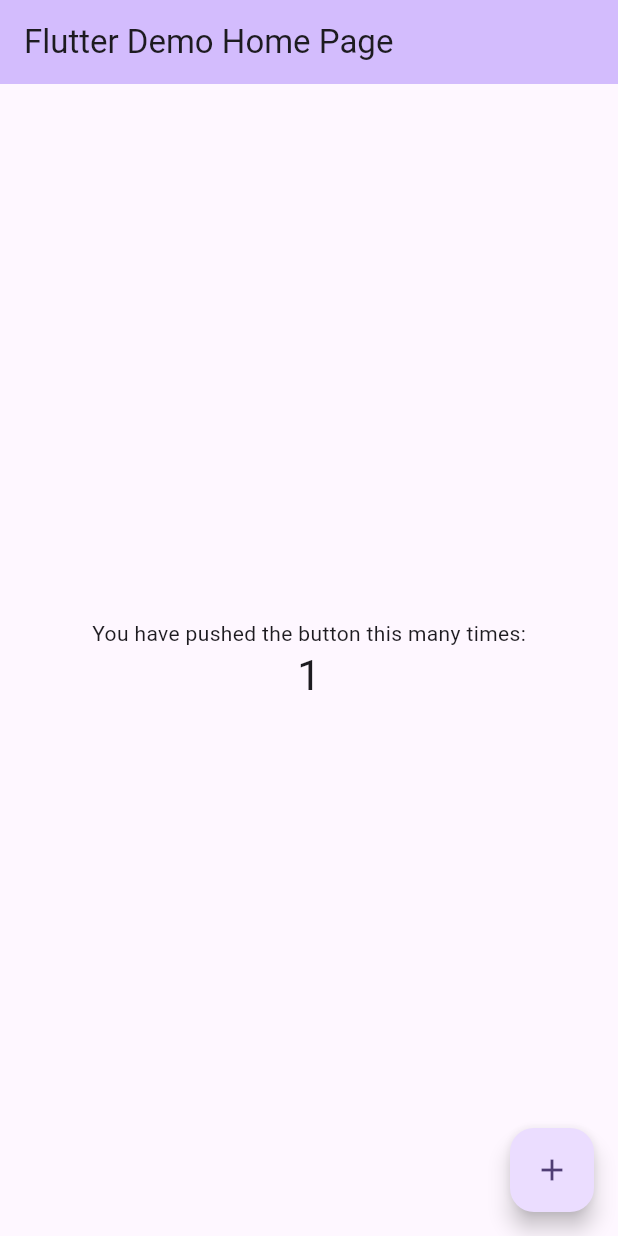
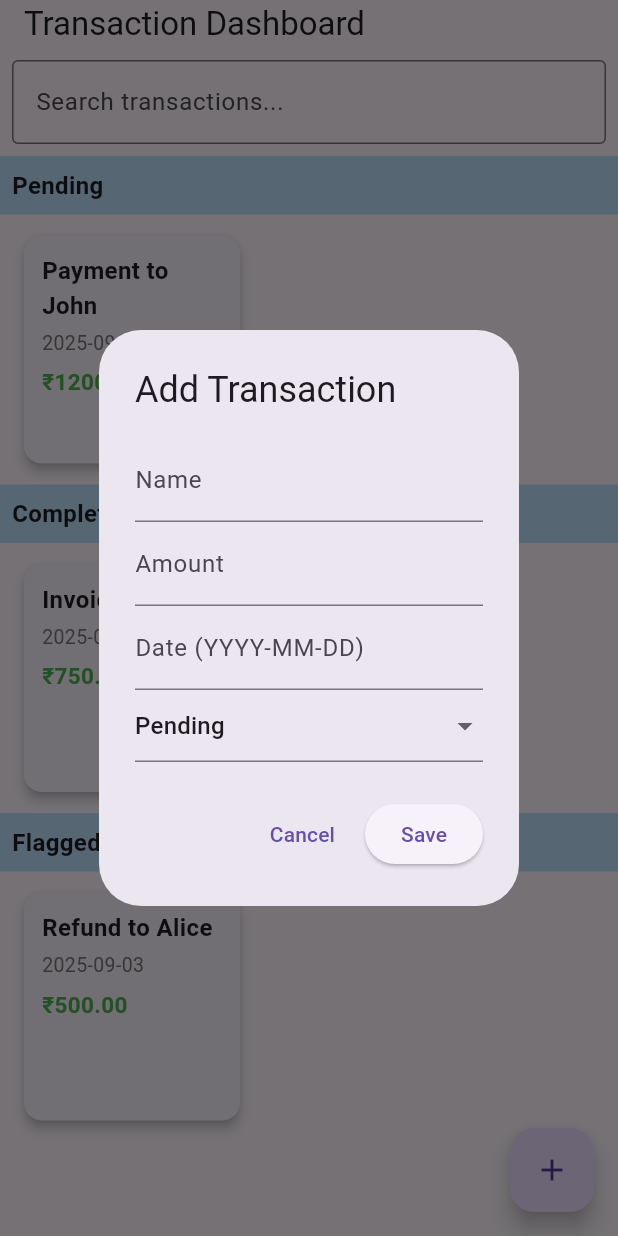
Before and after one commit to samjoshua7/transaction-dashboard-flutter, a Flutter app: the screen it shows after launch, after a tap on the "add" icon, on a phone screen of 412 x 824 dp. Run offline on Flutter 3.47's test engine with Material 3 defaults, Android fonts, the phone set to English and light mode, and no system bars; our stand-ins replace shared_preferences.

Commit message:
Initial commint

```diff
--- /dev/null
+++ b/transaction_dashboard/devtools_options.yaml
@@ -0,0 +1,3 @@
+description: This file stores settings for Dart & Flutter DevTools.
+documentation: https://docs.flutter.dev/tools/devtools/extensions#configure-extension-enablement-states
+extensions:
--- a/transaction_dashboard/lib/main.dart
+++ b/transaction_dashboard/lib/main.dart
@@ -1,122 +1,54 @@
 import 'package:flutter/material.dart';
+import 'screens/home_page.dart';
 
 void main() {
   runApp(const MyApp());
 }
 
-class MyApp extends StatelessWidget {
+class MyApp extends StatefulWidget {
   const MyApp({super.key});
 
-  // This widget is the root of your application.
+  @override
+  State<MyApp> createState() => _MyAppState();
+}
+
+class _MyAppState extends State<MyApp> {
+  bool isDark = false;
+
+  void toggleTheme() {
+    setState(() => isDark = !isDark);
+  }
+
   @override
   Widget build(BuildContext context) {
     return MaterialApp(
-      title: 'Flutter Demo',
-      theme: ThemeData(
-        // This is the theme of your application.
-        //
-        // TRY THIS: Try running your application with "flutter run". You'll see
-        // the application has a purple toolbar. Then, without quitting the app,
-        // try changing the seedColor in the colorScheme below to Colors.green
-        // and then invoke "hot reload" (save your changes or press the "hot
-        // reload" button in a Flutter-supported IDE, or press "r" if you used
-        // the command line to start the app).
-        //
-        // Notice that the counter didn't reset back to zero; the application
-        // state is not lost during the reload. To reset the state, use hot
-        // restart instead.
-        //
-        // This works for code too, not just values: Most code changes can be
-        // tested with just a hot reload.
-        colorScheme: ColorScheme.fromSeed(seedColor: Colors.deepPurple),
+      title: 'Transaction Dashboard',
+      theme: isDark ? ThemeData.dark() : ThemeData.light(),
+      home: Builder(
+        builder: (context) {
+          return InheritedThemeToggle(
+            toggleTheme: toggleTheme,
+            child: const HomePage(),
+          );
+        },
       ),
-      home: const MyHomePage(title: 'Flutter Demo Home Page'),
     );
   }
 }
 
-class MyHomePage extends StatefulWidget {
-  const MyHomePage({super.key, required this.title});
+class InheritedThemeToggle extends InheritedWidget {
+  final Function toggleTheme;
 
-  // This widget is the home page of your application. It is stateful, meaning
-  // that it has a State object (defined below) that contains fields that affect
-  // how it looks.
+  const InheritedThemeToggle(
+      {super.key, required this.toggleTheme, required Widget child})
+      : super(child: child);
 
-  // This class is the configuration for the state. It holds the values (in this
-  // case the title) provided by the parent (in this case the App widget) and
-  // used by the build method of the State. Fields in a Widget subclass are
-  // always marked "final".
+  static InheritedThemeToggle? of(BuildContext context) {
+    return context.dependOnInheritedWidgetOfExactType<InheritedThemeToggle>();
+  }
 
-  final String title;
+  void changeTheme() => toggleTheme();
 
   @override
-  State<MyHomePage> createState() => _MyHomePageState();
+  bool updateShouldNotify(covariant InheritedThemeToggle oldWidget) => true;
 }
-
-class _MyHomePageState extends State<MyHomePage> {
-  int _counter = 0;
-
-  void _incrementCounter() {
-    setState(() {
-      // This call to setState tells the Flutter framework that something has
-      // changed in this State, which causes it to rerun the build method below
-      // so that the display can reflect the updated values. If we changed
-      // _counter without calling setState(), then the build method would not be
-      // called again, and so nothing would appear to happen.
-      _counter++;
-    });
-  }
-
-  @override
-  Widget build(BuildContext context) {
-    // This method is rerun every time setState is called, for instance as done
-    // by the _incrementCounter method above.
-    //
-    // The Flutter framework has been optimized to make rerunning build methods
-    // fast, so that you can just rebuild anything that needs updating rather
-    // than having to individually change instances of widgets.
-    return Scaffold(
-      appBar: AppBar(
-        // TRY THIS: Try changing the color here to a specific color (to
-        // Colors.amber, perhaps?) and trigger a hot reload to see the AppBar
-        // change color while the other colors stay the same.
-        backgroundColor: Theme.of(context).colorScheme.inversePrimary,
-        // Here we take the value from the MyHomePage object that was created by
-        // the App.build method, and use it to set our appbar title.
-        title: Text(widget.title),
-      ),
-      body: Center(
-        // Center is a layout widget. It takes a single child and positions it
-        // in the middle of the parent.
-        child: Column(
-          // Column is also a layout widget. It takes a list of children and
-          // arranges them vertically. By default, it sizes itself to fit its
-          // children horizontally, and tries to be as tall as its parent.
-          //
-          // Column has various properties to control how it sizes itself and
-          // how it positions its children. Here we use mainAxisAlignment to
-          // center the children vertically; the main axis here is the vertical
-          // axis because Columns are vertical (the cross axis would be
-          // horizontal).
-          //
-          // TRY THIS: Invoke "debug painting" (choose the "Toggle Debug Paint"
-          // action in the IDE, or press "p" in the console), to see the
-          // wireframe for each widget.
-          mainAxisAlignment: MainAxisAlignment.center,
-          children: <Widget>[
-            const Text('You have pushed the button this many times:'),
-            Text(
-              '$_counter',
-              style: Theme.of(context).textTheme.headlineMedium,
-            ),
-          ],
-        ),
-      ),
-      floatingActionButton: FloatingActionButton(
-        onPressed: _incrementCounter,
-        tooltip: 'Increment',
-        child: const Icon(Icons.add),
-      ), // This trailing comma makes auto-formatting nicer for build methods.
-    );
-  }
-}
--- /dev/null
+++ b/transaction_dashboard/lib/models/transaction.dart
@@ -0,0 +1,33 @@
+class TransactionModel {
+  String id;
+  String name;
+  double amount;
+  String date;
+  String status; // pending, completed, flagged
+
+  TransactionModel({
+    required this.id,
+    required this.name,
+    required this.amount,
+    required this.date,
+    required this.status,
+  });
+
+  factory TransactionModel.fromJson(Map<String, dynamic> json) {
+    return TransactionModel(
+      id: json['id'],
+      name: json['name'],
+      amount: json['amount'],
+      date: json['date'],
+      status: json['status'],
+    );
+  }
+
+  Map<String, dynamic> toJson() => {
+        'id': id,
+        'name': name,
+        'amount': amount,
+        'date': date,
+        'status': status,
+      };
+}
--- /dev/null
+++ b/transaction_dashboard/lib/screens/home_page.dart
@@ -0,0 +1,317 @@
+import 'dart:convert';
+import 'package:flutter/material.dart';
+import 'package:shared_preferences/shared_preferences.dart';
+import '../models/transaction.dart';
+import '../widgets/transaction_card.dart';
+
+class HomePage extends StatefulWidget {
+  const HomePage({super.key});
+
+  @override
+  State<HomePage> createState() => _HomePageState();
+}
+
+class _HomePageState extends State<HomePage> {
+  List<TransactionModel> transactions = [];
+  String searchQuery = "";
+
+  @override
+  void initState() {
+    super.initState();
+    _loadData();
+  }
+
+  Future<void> _loadData() async {
+    final prefs = await SharedPreferences.getInstance();
+    final savedData = prefs.getString('transactions');
+
+    if (savedData != null) {
+      List list = jsonDecode(savedData);
+      setState(() {
+        transactions =
+            list.map((item) => TransactionModel.fromJson(item)).toList();
+      });
+    } else {
+      String jsonString =
+          await DefaultAssetBundle.of(context).loadString("assets/transactions.json");
+      List list = jsonDecode(jsonString);
+      setState(() {
+        transactions =
+            list.map((item) => TransactionModel.fromJson(item)).toList();
+      });
+    }
+  }
+
+  Future<void> _saveData() async {
+    final prefs = await SharedPreferences.getInstance();
+    prefs.setString(
+        'transactions',
+        jsonEncode(
+            transactions.map((transaction) => transaction.toJson()).toList()));
+  }
+
+  void _onDrop(TransactionModel t, String newStatus) {
+    setState(() {
+      t.status = newStatus;
+    });
+    _saveData();
+  }
+
+  // 🔹 Popup dialog for Add/Edit
+  void _showTransactionDialog({TransactionModel? transaction}) {
+    final nameController = TextEditingController(text: transaction?.name ?? "");
+    final amountController = TextEditingController(
+        text: transaction != null ? transaction.amount.toString() : "");
+    final dateController = TextEditingController(text: transaction?.date ?? "");
+    String status = transaction?.status ?? "pending";
+
+    showDialog(
+      context: context,
+      builder: (context) {
+        return AlertDialog(
+          title: Text(transaction == null ? "Add Transaction" : "Edit Transaction"),
+          content: SingleChildScrollView(
+            child: Column(
+              mainAxisSize: MainAxisSize.min,
+              children: [
+                TextField(
+                  controller: nameController,
+                  decoration: const InputDecoration(labelText: "Name"),
+                ),
+                TextField(
+                  controller: amountController,
+                  keyboardType: TextInputType.number,
+                  decoration: const InputDecoration(labelText: "Amount"),
+                ),
+                TextField(
+                  controller: dateController,
+                  decoration: const InputDecoration(labelText: "Date (YYYY-MM-DD)"),
+                ),
+                DropdownButtonFormField<String>(
+                  value: status,
+                  items: const [
+                    DropdownMenuItem(value: "pending", child: Text("Pending")),
+                    DropdownMenuItem(value: "completed", child: Text("Completed")),
+                    DropdownMenuItem(value: "flagged", child: Text("Flagged")),
+                  ],
+                  onChanged: (val) => status = val!,
+                ),
+              ],
+            ),
+          ),
+          actions: [
+            TextButton(
+                onPressed: () => Navigator.pop(context),
+                child: const Text("Cancel")),
+            ElevatedButton(
+              onPressed: () {
+                if (transaction == null) {
+                  setState(() {
+                    transactions.add(TransactionModel(
+                      id: DateTime.now().millisecondsSinceEpoch.toString(),
+                      name: nameController.text,
+                      amount: double.tryParse(amountController.text) ?? 0,
+                      date: dateController.text,
+                      status: status,
+                    ));
+                  });
+                } else {
+                  setState(() {
+                    transaction.name = nameController.text;
+                    transaction.amount =
+                        double.tryParse(amountController.text) ?? 0;
+                    transaction.date = dateController.text;
+                    transaction.status = status;
+                  });
+                }
+                _saveData();
+                Navigator.pop(context);
+              },
+              child: const Text("Save"),
+            ),
+          ],
+        );
+      },
+    );
+  }
+
+  @override
+  Widget build(BuildContext context) {
+    final filtered = transactions
+        .where((t) => t.name.toLowerCase().contains(searchQuery.toLowerCase()))
+        .toList();
+
+    List<TransactionModel> pending =
+        filtered.where((t) => t.status == "pending").toList();
+    List<TransactionModel> completed =
+        filtered.where((t) => t.status == "completed").toList();
+    List<TransactionModel> flagged =
+        filtered.where((t) => t.status == "flagged").toList();
+
+    return Scaffold(
+      appBar: AppBar(
+        title: const Text("Transaction Dashboard"),
+        bottom: PreferredSize(
+          preferredSize: const Size.fromHeight(48),
+          child: Padding(
+            padding: const EdgeInsets.all(8.0),
+            child: TextField(
+              decoration: const InputDecoration(
+                hintText: "Search transactions...",
+                border: OutlineInputBorder(),
+              ),
+              onChanged: (val) => setState(() => searchQuery = val),
+            ),
+          ),
+        ),
+      ),
+      body: ListView(
+        children: [
+          _buildHorizontalSection("Pending", pending, "pending"),
+          _buildHorizontalSection("Completed", completed, "completed"),
+          _buildHorizontalSection("Flagged", flagged, "flagged"),
+        ],
+      ),
+      floatingActionButton: FloatingActionButton(
+        child: const Icon(Icons.add),
+        onPressed: () => _showTransactionDialog(),
+      ),
+    );
+  }
+
+  Widget _buildHorizontalSection(
+      String title, List<TransactionModel> items, String status) {
+    return Column(
+      crossAxisAlignment: CrossAxisAlignment.start,
+      children: [
+        Container(
+          width: double.infinity,
+          padding: const EdgeInsets.all(8),
+          color: Colors.blue.shade100,
+          child: Text(title,
+              style: const TextStyle(fontWeight: FontWeight.bold, fontSize: 16)),
+        ),
+        SizedBox(
+          height: 180, // adjust card row height
+          child: DragTarget<TransactionModel>(
+            onAccept: (t) => _onDrop(t, status),
+            builder: (context, candidateData, rejectedData) {
+              return ListView.builder(
+                scrollDirection: Axis.horizontal, // 🔥 sideways scroll
+                itemCount: items.length,
+                itemBuilder: (context, index) {
+                  var t = items[index];
+                  return Container(
+                    width: 160, // each card width
+                    margin: const EdgeInsets.all(8),
+                    child: LongPressDraggable<TransactionModel>(
+                      data: t,
+                      feedback: Material(
+                        child: SizedBox(
+                          width: 160,
+                          child: TransactionCard(
+                            transaction: t,
+                            onEdit: (tx) =>
+                                _showTransactionDialog(transaction: tx),
+                          ),
+                        ),
+                      ),
+                      childWhenDragging: Opacity(
+                        opacity: 0.5,
+                        child: TransactionCard(
+                          transaction: t,
+                          onEdit: (tx) =>
+                              _showTransactionDialog(transaction: tx),
+                        ),
+                      ),
+                      child: TransactionCard(
+                        transaction: t,
+                        onEdit: (tx) =>
+                            _showTransactionDialog(transaction: tx),
+                      ),
+                    ),
+                  );
+                },
+              );
+            },
+          ),
+        ),
+      ],
+    );
+  }
+
+  // 🔹 Row Builder
+  Widget _buildRow(TransactionModel t) {
+    return LongPressDraggable<TransactionModel>(
+      data: t,
+      feedback: Material(
+        child: SizedBox(
+          width: 250,
+          child: TransactionCard(
+            transaction: t,
+            onEdit: (tx) => _showTransactionDialog(transaction: tx),
+          ),
+        ),
+      ),
+      childWhenDragging: Opacity(
+        opacity: 0.5,
+        child: Row(
+          children: [
+            _statusBox(t.status),
+            Expanded(
+              child: TransactionCard(
+                transaction: t,
+                onEdit: (tx) => _showTransactionDialog(transaction: tx),
+              ),
+            ),
+          ],
+        ),
+      ),
+      child: DragTarget<TransactionModel>(
+        onAccept: (dragged) {
+          setState(() {
+            dragged.status = t.status; // drop updates status
+          });
+          _saveData();
+        },
+        builder: (context, _, __) {
+          return Row(
+            children: [
+              _statusBox(t.status),
+              Expanded(
+                child: TransactionCard(
+                  transaction: t,
+                  onEdit: (tx) => _showTransactionDialog(transaction: tx),
+                ),
+              ),
+            ],
+          );
+        },
+      ),
+    );
+  }
+
+  // 🔹 Small status box
+  Widget _statusBox(String status) {
+    Color color;
+    switch (status) {
+      case "completed":
+        color = Colors.green.shade300;
+        break;
+      case "flagged":
+        color = Colors.red.shade300;
+        break;
+      default:
+        color = Colors.orange.shade300;
+    }
+    return Container(
+      width: 100,
+      padding: const EdgeInsets.all(8),
+      color: color,
+      child: Text(
+        status.toUpperCase(),
+        style: const TextStyle(fontWeight: FontWeight.bold),
+      ),
+    );
+  }
+}
--- /dev/null
+++ b/transaction_dashboard/lib/widgets/transaction_card.dart
@@ -0,0 +1,66 @@
+import 'package:flutter/material.dart';
+import '../models/transaction.dart';
+
+class TransactionCard extends StatelessWidget {
+  final TransactionModel transaction;
+  final Function(TransactionModel) onEdit;
+
+  const TransactionCard({
+    super.key,
+    required this.transaction,
+    required this.onEdit,
+  });
+
+  @override
+  Widget build(BuildContext context) {
+    return GestureDetector(
+      onTap: () => onEdit(transaction),
+      child: Card(
+        elevation: 3,
+        margin: const EdgeInsets.symmetric(vertical: 6, horizontal: 8),
+        child: Padding(
+          padding: const EdgeInsets.all(12.0),
+          child: Column(
+            crossAxisAlignment: CrossAxisAlignment.start,
+            mainAxisSize: MainAxisSize.min,
+            children: [
+              // 🔹 Title
+              Text(
+                transaction.name,
+                style: const TextStyle(
+                  fontWeight: FontWeight.bold,
+                  fontSize: 16,
+                ),
+                maxLines: 2,
+                overflow: TextOverflow.ellipsis,
+              ),
+              const SizedBox(height: 4),
+
+              // 🔹 Date
+              Text(
+                transaction.date,
+                style: TextStyle(
+                  fontSize: 13,
+                  color: Colors.grey.shade600,
+                ),
+              ),
+              const SizedBox(height: 6),
+
+              // 🔹 Amount
+              Text(
+                "₹${transaction.amount.toStringAsFixed(2)}",
+                style: TextStyle(
+                  fontSize: 15,
+                  fontWeight: FontWeight.bold,
+                  color: transaction.amount >= 0
+                      ? Colors.green
+                      : Colors.red,
+                ),
+              ),
+            ],
+          ),
+        ),
+      ),
+    );
+  }
+}
```
Also changed, not shown: transaction_dashboard/assets/transactions.json (added, +23 -0 lines), transaction_dashboard/pubspec.yaml (+7 -77 lines), transaction_dashboard/pubspec.lock, 2 other files.
